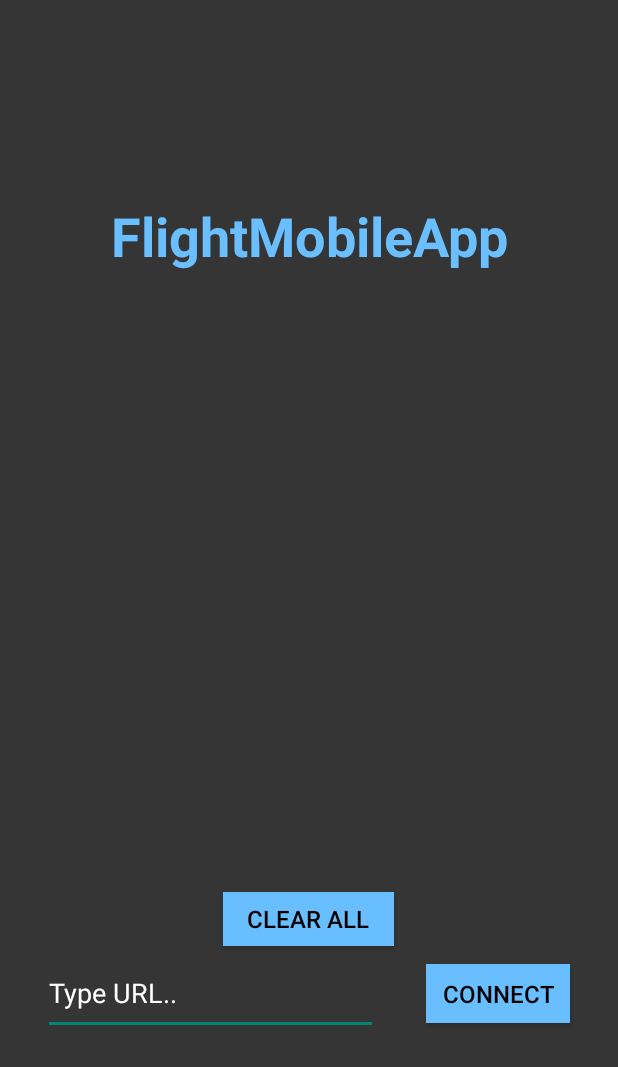
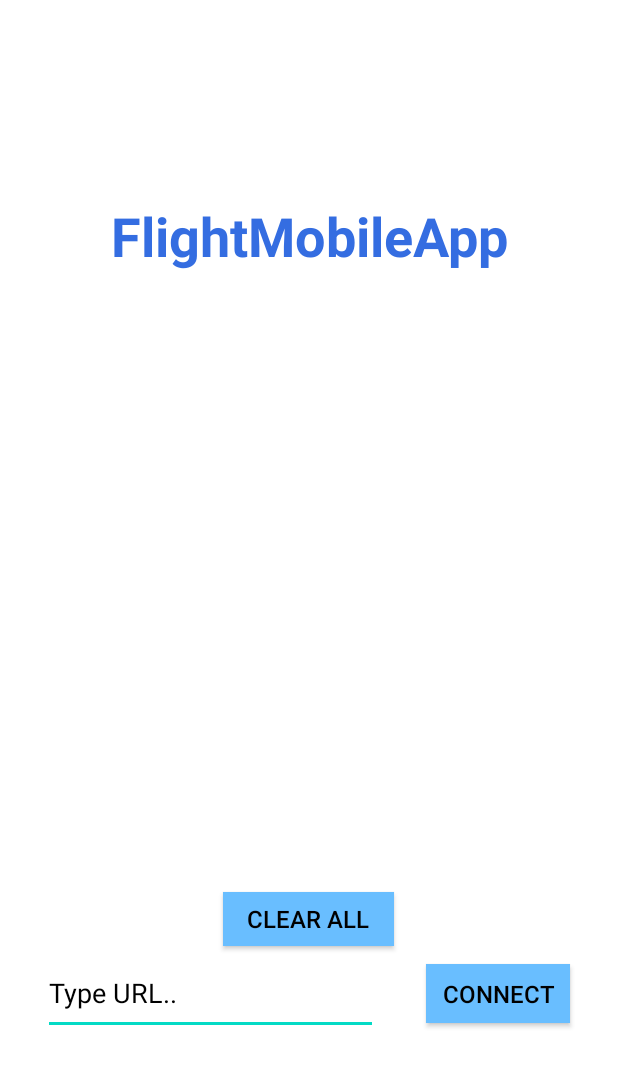
Before and after one commit to yuvalkit/FlightMobileApp, an Android app: the screen it shows after launch (MainActivity), on a phone screen of 412 x 824 dp. Shown: the top 1067 px of the screen. Run offline under Robolectric (Android 15) with nearby library versions, the phone set to English and light mode, and no system bars; our stand-ins replace Room's generated code.

Commit message:
fixed getting screenshot

```diff
--- a/app/src/main/AndroidManifest.xml
+++ b/app/src/main/AndroidManifest.xml
@@ -12,7 +12,7 @@
         android:supportsRtl="true"
         android:theme="@style/AppTheme">
         <activity android:name=".MainActivity"
-            android:theme="@style/Theme.AppCompat.Light.NoActionBar">
+            android:theme="@style/AppTheme" >
             <intent-filter>
                 <action android:name="android.intent.action.MAIN" />
 
--- a/app/src/main/res/layout/activity_main.xml
+++ b/app/src/main/res/layout/activity_main.xml
@@ -4,7 +4,7 @@
     xmlns:tools="http://schemas.android.com/tools"
     android:layout_width="match_parent"
     android:layout_height="match_parent"
-    android:background="@color/colorDark"
+    android:background="#FFFFFF"
     android:touchscreenBlocksFocus="false"
     tools:context=".MainActivity">
 
@@ -30,7 +30,7 @@
         android:layout_marginBottom="550dp"
         android:text="@string/app_name"
         android:textAlignment="center"
-        android:textColor="#69BFFF"
+        android:textColor="#346DE1"
         android:textSize="36sp"
         android:textStyle="bold"
         app:layout_constraintBottom_toBottomOf="parent"
@@ -47,8 +47,10 @@
         android:ems="10"
         android:hint="@string/type_url"
         android:inputType="textPersonName"
-        android:textColor="#FFFFFF"
-        android:textColorHint="#FFFFFF"
+        android:textColor="#000000"
+        android:textColorHighlight="#2D44B6"
+        android:textColorHint="#000000"
+        android:textColorLink="#2D44B6"
         app:layout_constraintBottom_toBottomOf="parent"
         app:layout_constraintEnd_toStartOf="@+id/connectButton"
         app:layout_constraintHorizontal_bias="0.47"
@@ -61,8 +63,8 @@
         android:layout_height="50dp"
         android:layout_marginTop="20dp"
         android:layout_marginBottom="480dp"
-        android:backgroundTint="#2872CF"
-        android:textColor="#FFFFFF"
+        android:backgroundTint="#63E0FF"
+        android:textColor="#000000"
         app:layout_constraintBottom_toBottomOf="parent"
         app:layout_constraintEnd_toEndOf="parent"
         app:layout_constraintHorizontal_bias="0.493"
@@ -76,8 +78,8 @@
         android:layout_height="50dp"
         android:layout_marginTop="40dp"
         android:layout_marginBottom="360dp"
-        android:backgroundTint="#2872CF"
-        android:textColor="#FFFFFF"
+        android:backgroundTint="#63E0FF"
+        android:textColor="#000000"
         app:layout_constraintBottom_toBottomOf="parent"
         app:layout_constraintEnd_toEndOf="parent"
         app:layout_constraintStart_toStartOf="parent"
@@ -90,8 +92,8 @@
         android:layout_height="50dp"
         android:layout_marginTop="60dp"
         android:layout_marginBottom="240dp"
-        android:backgroundTint="#2872CF"
-        android:textColor="#FFFFFF"
+        android:backgroundTint="#63E0FF"
+        android:textColor="#000000"
         app:layout_constraintBottom_toBottomOf="parent"
         app:layout_constraintEnd_toEndOf="parent"
         app:layout_constraintHorizontal_bias="0.49"
@@ -105,8 +107,8 @@
         android:layout_height="50dp"
         android:layout_marginTop="80dp"
         android:layout_marginBottom="120dp"
-        android:backgroundTint="#2872CF"
-        android:textColor="#FFFFFF"
+        android:backgroundTint="#63E0FF"
+        android:textColor="#000000"
         app:layout_constraintBottom_toBottomOf="parent"
         app:layout_constraintEnd_toEndOf="parent"
         app:layout_constraintStart_toStartOf="parent"
@@ -118,8 +120,8 @@
         android:layout_width="332dp"
         android:layout_height="50dp"
         android:layout_marginTop="100dp"
-        android:backgroundTint="#2872CF"
-        android:textColor="#FFFFFF"
+        android:backgroundTint="#63E0FF"
+        android:textColor="#000000"
         android:visibility="visible"
         app:layout_constraintBottom_toBottomOf="parent"
         app:layout_constraintEnd_toEndOf="parent"
--- a/app/src/main/res/values/colors.xml
+++ b/app/src/main/res/values/colors.xml
@@ -3,5 +3,5 @@
     <color name="colorPrimary">#6200EE</color>
     <color name="colorPrimaryDark">#3700B3</color>
     <color name="colorAccent">#03DAC5</color>
-    <color name="colorDark">#353535</color>
+    <color name="colorBlue">#2247FF</color>
 </resources>
--- a/app/src/main/res/values/styles.xml
+++ b/app/src/main/res/values/styles.xml
@@ -1,9 +1,9 @@
 <resources>
     <!-- Base application theme. -->
-    <style name="AppTheme" parent="Theme.AppCompat.Light.DarkActionBar">
+    <style name="AppTheme" parent="Theme.AppCompat.Light.NoActionBar">
         <!-- Customize your theme here. -->
         <item name="colorPrimary">@color/colorPrimary</item>
-        <item name="colorPrimaryDark">@color/colorPrimaryDark</item>
+        <item name="colorPrimaryDark">@color/colorBlue</item>
         <item name="colorAccent">@color/colorAccent</item>
     </style>
 
```
Also changed, not shown: app/src/main/res/layout/play_mode.xml (+8 -8 lines).
